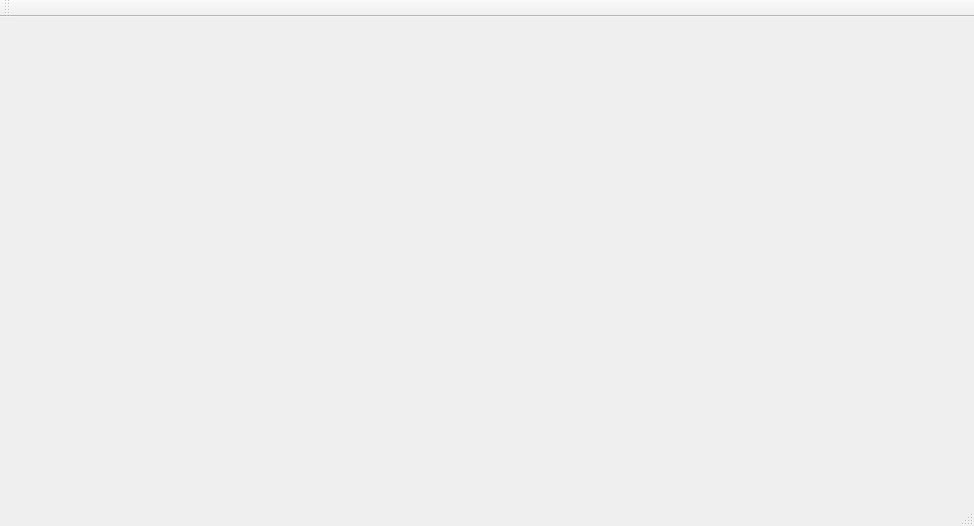
The window that mainwindow.ui (firecruiser/project1) describes before a commit, drawn with Qt 5.
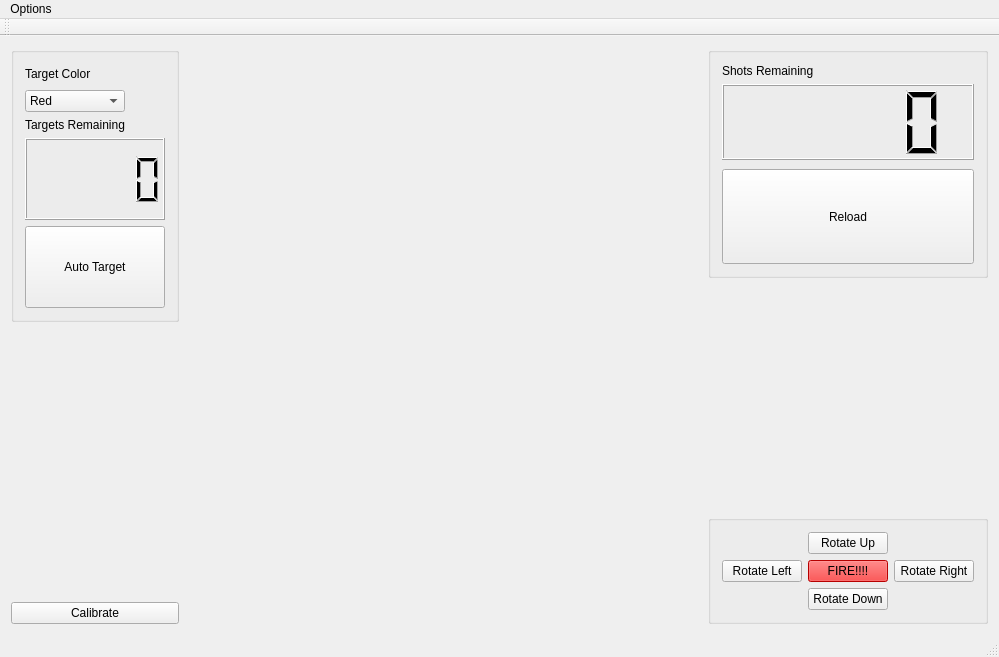
The same window after the commit.

Commit message: Put together a gui window

Diff of the .ui file:
```diff
--- a/mainwindow.ui
+++ b/mainwindow.ui
@@ -6,23 +6,462 @@
    <rect>
     <x>0</x>
     <y>0</y>
-    <width>974</width>
-    <height>526</height>
+    <width>999</width>
+    <height>657</height>
    </rect>
   </property>
   <property name="windowTitle">
    <string>MainWindow</string>
   </property>
-  <widget class="QWidget" name="centralWidget"/>
+  <widget class="QWidget" name="centralWidget">
+   <layout class="QHBoxLayout" name="horizontalLayout_4">
+    <item>
+     <layout class="QVBoxLayout" name="verticalLayout_6">
+      <item>
+       <widget class="QGroupBox" name="groupBox_3">
+        <property name="title">
+         <string/>
+        </property>
+        <layout class="QVBoxLayout" name="verticalLayout_5">
+         <item>
+          <layout class="QHBoxLayout" name="horizontalLayout_2">
+           <item>
+            <widget class="QLabel" name="label_2">
+             <property name="sizePolicy">
+              <sizepolicy hsizetype="Preferred" vsizetype="Fixed">
+               <horstretch>0</horstretch>
+               <verstretch>0</verstretch>
+              </sizepolicy>
+             </property>
+             <property name="text">
+              <string>Target Color</string>
+             </property>
+            </widget>
+           </item>
+           <item>
+            <spacer name="horizontalSpacer_7">
+             <property name="orientation">
+              <enum>Qt::Horizontal</enum>
+             </property>
+             <property name="sizeHint" stdset="0">
+              <size>
+               <width>40</width>
+               <height>20</height>
+              </size>
+             </property>
+            </spacer>
+           </item>
+          </layout>
+         </item>
+         <item>
+          <layout class="QHBoxLayout" name="horizontalLayout">
+           <property name="sizeConstraint">
+            <enum>QLayout::SetMinimumSize</enum>
+           </property>
+           <item>
+            <widget class="QComboBox" name="comboBox">
+             <property name="sizePolicy">
+              <sizepolicy hsizetype="Preferred" vsizetype="Fixed">
+               <horstretch>1</horstretch>
+               <verstretch>0</verstretch>
+              </sizepolicy>
+             </property>
+             <item>
+              <property name="text">
+               <string>Red</string>
+              </property>
+             </item>
+             <item>
+              <property name="text">
+               <string>Blue</string>
+              </property>
+             </item>
+             <item>
+              <property name="text">
+               <string>Black</string>
+              </property>
+             </item>
+             <item>
+              <property name="text">
+               <string>Green</string>
+              </property>
+             </item>
+            </widget>
+           </item>
+           <item>
+            <spacer name="horizontalSpacer_5">
+             <property name="orientation">
+              <enum>Qt::Horizontal</enum>
+             </property>
+             <property name="sizeHint" stdset="0">
+              <size>
+               <width>40</width>
+               <height>20</height>
+              </size>
+             </property>
+            </spacer>
+           </item>
+          </layout>
+         </item>
+         <item>
+          <layout class="QHBoxLayout" name="horizontalLayout_3">
+           <item>
+            <widget class="QLabel" name="label_4">
+             <property name="sizePolicy">
+              <sizepolicy hsizetype="Preferred" vsizetype="Fixed">
+               <horstretch>0</horstretch>
+               <verstretch>0</verstretch>
+              </sizepolicy>
+             </property>
+             <property name="text">
+              <string>Targets Remaining</string>
+             </property>
+            </widget>
+           </item>
+           <item>
+            <spacer name="horizontalSpacer_6">
+             <property name="orientation">
+              <enum>Qt::Horizontal</enum>
+             </property>
+             <property name="sizeHint" stdset="0">
+              <size>
+               <width>40</width>
+               <height>5</height>
+              </size>
+             </property>
+            </spacer>
+           </item>
+          </layout>
+         </item>
+         <item>
+          <widget class="QLCDNumber" name="lcdNumber_2">
+           <property name="sizePolicy">
+            <sizepolicy hsizetype="Minimum" vsizetype="Expanding">
+             <horstretch>0</horstretch>
+             <verstretch>0</verstretch>
+            </sizepolicy>
+           </property>
+          </widget>
+         </item>
+         <item>
+          <widget class="QPushButton" name="pushButton_7">
+           <property name="sizePolicy">
+            <sizepolicy hsizetype="Minimum" vsizetype="Expanding">
+             <horstretch>0</horstretch>
+             <verstretch>0</verstretch>
+            </sizepolicy>
+           </property>
+           <property name="toolTip">
+            <string>Begin automated routine (Ctrl+V)</string>
+           </property>
+           <property name="text">
+            <string>Auto Target</string>
+           </property>
+          </widget>
+         </item>
+        </layout>
+       </widget>
+      </item>
+      <item>
+       <spacer name="verticalSpacer_2">
+        <property name="orientation">
+         <enum>Qt::Vertical</enum>
+        </property>
+        <property name="sizeHint" stdset="0">
+         <size>
+          <width>20</width>
+          <height>40</height>
+         </size>
+        </property>
+       </spacer>
+      </item>
+      <item>
+       <widget class="QPushButton" name="pushButton_8">
+        <property name="toolTip">
+         <string>Calibrate Turret for Offset (Ctrl+C)</string>
+        </property>
+        <property name="text">
+         <string>Calibrate</string>
+        </property>
+       </widget>
+      </item>
+     </layout>
+    </item>
+    <item>
+     <widget class="QLabel" name="label">
+      <property name="sizePolicy">
+       <sizepolicy hsizetype="Expanding" vsizetype="Expanding">
+        <horstretch>1</horstretch>
+        <verstretch>0</verstretch>
+       </sizepolicy>
+      </property>
+      <property name="text">
+       <string/>
+      </property>
+     </widget>
+    </item>
+    <item>
+     <layout class="QVBoxLayout" name="verticalLayout_7">
+      <item>
+       <widget class="QGroupBox" name="groupBox_2">
+        <property name="title">
+         <string/>
+        </property>
+        <layout class="QVBoxLayout" name="verticalLayout_4">
+         <item>
+          <layout class="QVBoxLayout" name="verticalLayout_3">
+           <property name="spacing">
+            <number>9</number>
+           </property>
+           <item>
+            <layout class="QVBoxLayout" name="verticalLayout_2">
+             <item>
+              <widget class="QLabel" name="label_3">
+               <property name="sizePolicy">
+                <sizepolicy hsizetype="Preferred" vsizetype="Minimum">
+                 <horstretch>0</horstretch>
+                 <verstretch>0</verstretch>
+                </sizepolicy>
+               </property>
+               <property name="maximumSize">
+                <size>
+                 <width>16777215</width>
+                 <height>18</height>
+                </size>
+               </property>
+               <property name="text">
+                <string>Shots Remaining</string>
+               </property>
+              </widget>
+             </item>
+             <item>
+              <widget class="QLCDNumber" name="lcdNumber">
+               <property name="sizePolicy">
+                <sizepolicy hsizetype="Minimum" vsizetype="Expanding">
+                 <horstretch>0</horstretch>
+                 <verstretch>0</verstretch>
+                </sizepolicy>
+               </property>
+               <property name="segmentStyle">
+                <enum>QLCDNumber::Filled</enum>
+               </property>
+              </widget>
+             </item>
+            </layout>
+           </item>
+           <item>
+            <widget class="QPushButton" name="pushButton_6">
+             <property name="sizePolicy">
+              <sizepolicy hsizetype="Minimum" vsizetype="Expanding">
+               <horstretch>0</horstretch>
+               <verstretch>0</verstretch>
+              </sizepolicy>
+             </property>
+             <property name="toolTip">
+              <string>Reset Shot Count (Ctrl+R)</string>
+             </property>
+             <property name="text">
+              <string>Reload</string>
+             </property>
+            </widget>
+           </item>
+          </layout>
+         </item>
+        </layout>
+       </widget>
+      </item>
+      <item>
+       <spacer name="verticalSpacer_3">
+        <property name="orientation">
+         <enum>Qt::Vertical</enum>
+        </property>
+        <property name="sizeHint" stdset="0">
+         <size>
+          <width>20</width>
+          <height>40</height>
+         </size>
+        </property>
+       </spacer>
+      </item>
+      <item>
+       <widget class="QGroupBox" name="groupBox">
+        <property name="title">
+         <string/>
+        </property>
+        <layout class="QVBoxLayout" name="verticalLayout">
+         <item>
+          <layout class="QGridLayout" name="gridLayout">
+           <item row="0" column="0">
+            <spacer name="horizontalSpacer">
+             <property name="orientation">
+              <enum>Qt::Horizontal</enum>
+             </property>
+             <property name="sizeHint" stdset="0">
+              <size>
+               <width>40</width>
+               <height>20</height>
+              </size>
+             </property>
+            </spacer>
+           </item>
+           <item row="0" column="1">
+            <widget class="QPushButton" name="pushButton_2">
+             <property name="toolTip">
+              <string>Rotate Turret Up (W)</string>
+             </property>
+             <property name="styleSheet">
+              <string notr="true">font: 75 10pt &quot;MS Shell Dlg 2&quot;;</string>
+             </property>
+             <property name="text">
+              <string>Rotate Up</string>
+             </property>
+             <property name="shortcut">
+              <string>W</string>
+             </property>
+            </widget>
+           </item>
+           <item row="0" column="2">
+            <spacer name="horizontalSpacer_2">
+             <property name="orientation">
+              <enum>Qt::Horizontal</enum>
+             </property>
+             <property name="sizeHint" stdset="0">
+              <size>
+               <width>40</width>
+               <height>20</height>
+              </size>
+             </property>
+            </spacer>
+           </item>
+           <item row="1" column="0">
+            <widget class="QPushButton" name="pushButton">
+             <property name="toolTip">
+              <string>Rotate Turret Left (A)</string>
+             </property>
+             <property name="styleSheet">
+              <string notr="true">font: 75 10pt &quot;MS Shell Dlg 2&quot;;</string>
+             </property>
+             <property name="text">
+              <string>Rotate Left</string>
+             </property>
+             <property name="shortcut">
+              <string>A</string>
+             </property>
+            </widget>
+           </item>
+           <item row="1" column="1">
+            <widget class="QPushButton" name="pushButton_5">
+             <property name="toolTip">
+              <string>Fire Missile (Space)</string>
+             </property>
+             <property name="autoFillBackground">
+              <bool>false</bool>
+             </property>
+             <property name="styleSheet">
+              <string notr="true">font: 75 10pt &quot;MS Shell Dlg 2&quot;;
+background-color: rgb(255, 0, 0);</string>
+             </property>
+             <property name="text">
+              <string>FIRE!!!!</string>
+             </property>
+             <property name="shortcut">
+              <string>Space</string>
+             </property>
+             <property name="autoDefault">
+              <bool>false</bool>
+             </property>
+             <property name="default">
+              <bool>false</bool>
+             </property>
+             <property name="flat">
+              <bool>false</bool>
+             </property>
+            </widget>
+           </item>
+           <item row="1" column="2">
+            <widget class="QPushButton" name="pushButton_3">
+             <property name="toolTip">
+              <string>Rotate Turret Right (R)</string>
+             </property>
+             <property name="styleSheet">
+              <string notr="true">font: 75 10pt &quot;MS Shell Dlg 2&quot;;</string>
+             </property>
+             <property name="text">
+              <string>Rotate Right</string>
+             </property>
+             <property name="shortcut">
+              <string>D</string>
+             </property>
+            </widget>
+           </item>
+           <item row="2" column="0">
+            <spacer name="horizontalSpacer_3">
+             <property name="orientation">
+              <enum>Qt::Horizontal</enum>
+             </property>
+             <property name="sizeHint" stdset="0">
+              <size>
+               <width>40</width>
+               <height>20</height>
+              </size>
+             </property>
+            </spacer>
+           </item>
+           <item row="2" column="1">
+            <widget class="QPushButton" name="pushButton_4">
+             <property name="toolTip">
+              <string>Rotate Turret Down (S)</string>
+             </property>
+             <property name="styleSheet">
+              <string notr="true">font: 75 10pt &quot;MS Shell Dlg 2&quot;;</string>
+             </property>
+             <property name="text">
+              <string>Rotate Down</string>
+             </property>
+             <property name="shortcut">
+              <string>S</string>
+             </property>
+            </widget>
+           </item>
+           <item row="2" column="2">
+            <spacer name="horizontalSpacer_4">
+             <property name="orientation">
+              <enum>Qt::Horizontal</enum>
+             </property>
+             <property name="sizeHint" stdset="0">
+              <size>
+               <width>40</width>
+               <height>20</height>
+              </size>
+             </property>
+            </spacer>
+           </item>
+          </layout>
+         </item>
+        </layout>
+       </widget>
+      </item>
+     </layout>
+    </item>
+   </layout>
+  </widget>
   <widget class="QMenuBar" name="menuBar">
    <property name="geometry">
     <rect>
      <x>0</x>
      <y>0</y>
-     <width>974</width>
+     <width>999</width>
      <height>21</height>
     </rect>
    </property>
+   <widget class="QMenu" name="menuOptions">
+    <property name="title">
+     <string>Options</string>
+    </property>
+    <addaction name="actionCalibrate"/>
+    <addaction name="actionReload"/>
+   </widget>
+   <addaction name="menuOptions"/>
   </widget>
   <widget class="QToolBar" name="mainToolBar">
    <attribute name="toolBarArea">
```
Left out of the diff: 16 changed lines with no effect on the pictures. The commit also changes 7 other files.
